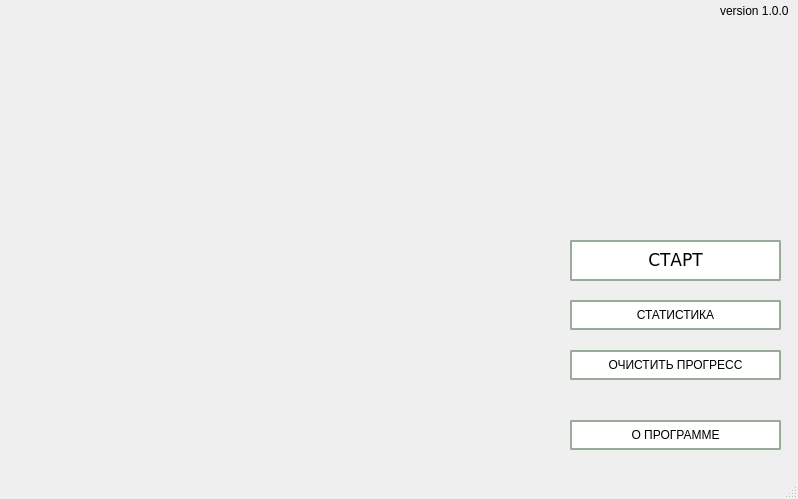
Before: the Qt Designer form main.ui in CicadaInc/biostat, drawn with Qt 5.
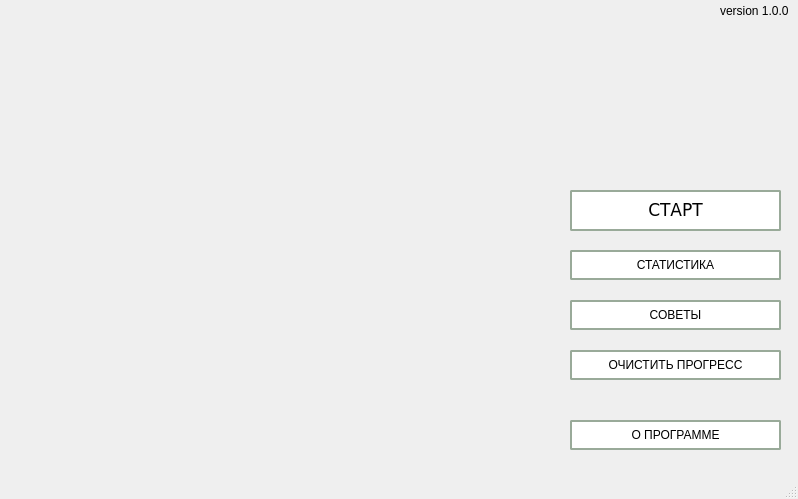
After: the same form once the commit is applied.

```diff
--- a/main.ui
+++ b/main.ui
@@ -21,7 +21,7 @@
     <property name="geometry">
      <rect>
       <x>570</x>
-      <y>240</y>
+      <y>190</y>
       <width>211</width>
       <height>41</height>
      </rect>
@@ -63,7 +63,7 @@
     <property name="geometry">
      <rect>
       <x>570</x>
-      <y>300</y>
+      <y>250</y>
       <width>211</width>
       <height>30</height>
      </rect>
@@ -147,6 +147,30 @@
      <string>О ПРОГРАММЕ</string>
     </property>
    </widget>
+   <widget class="QPushButton" name="pushRecommendations">
+    <property name="geometry">
+     <rect>
+      <x>570</x>
+      <y>300</y>
+      <width>211</width>
+      <height>30</height>
+     </rect>
+    </property>
+    <property name="cursor">
+     <cursorShape>PointingHandCursor</cursorShape>
+    </property>
+    <property name="styleSheet">
+     <string notr="true">QPushButton {font: 13pt &quot;verdana&quot;;
+background-color: rgb(255, 255, 255);
+border-radius: 2px;
+border: 2px solid #9a9;
+box-shadow: 4px 4px 4px rgba(8, 8, 8, 0.5)}
+QPushButton:hover {background-color: rgba(231, 253, 255, 0.7); border: 2px solid #9a9;}</string>
+    </property>
+    <property name="text">
+     <string>СОВЕТЫ</string>
+    </property>
+   </widget>
   </widget>
   <widget class="QMenuBar" name="menubar">
    <property name="geometry">
```
Left out of the diff: 40 changed lines with no effect on the pictures.
